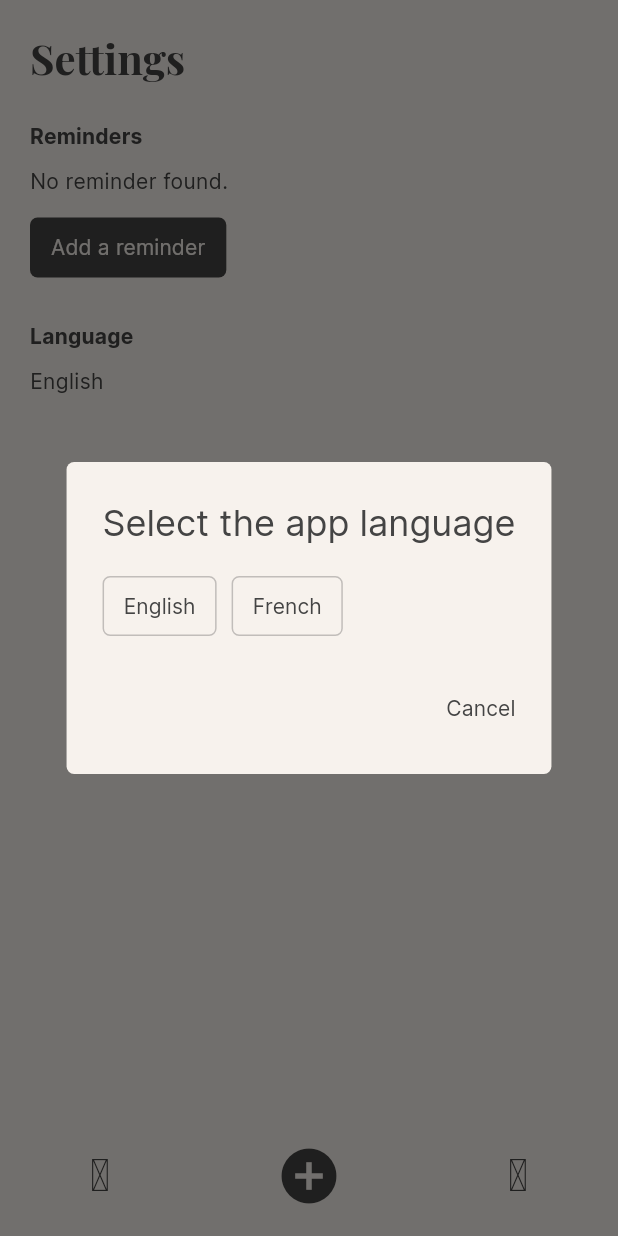
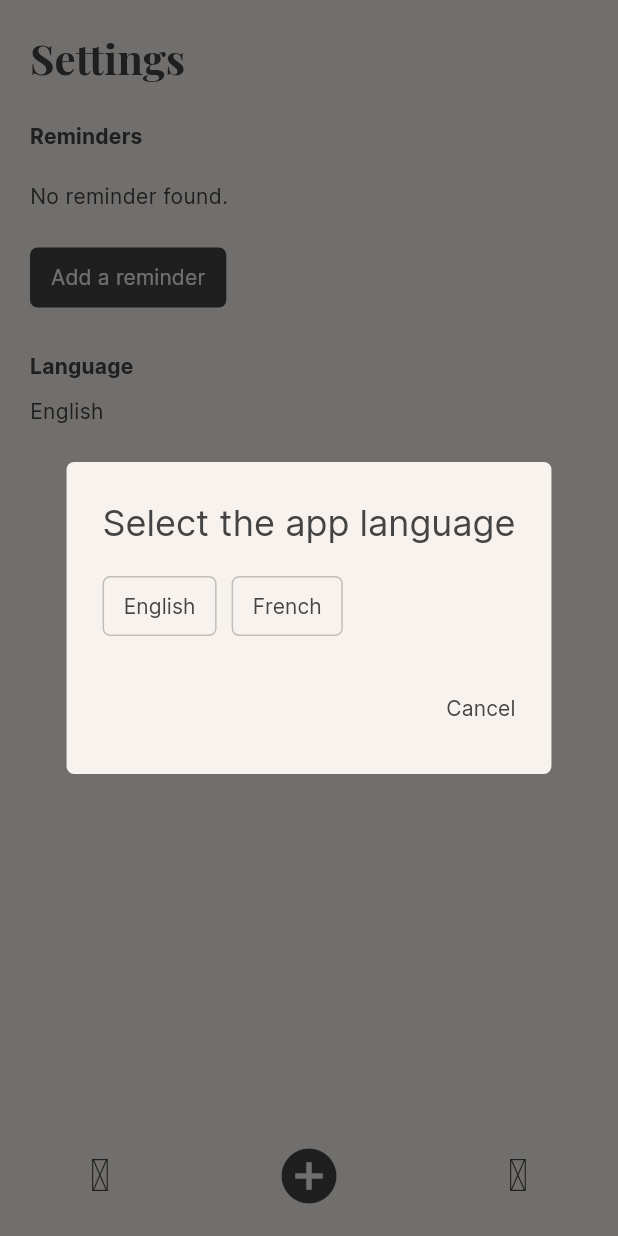
Before and after one commit to OscrTR/CalmNotes, a Flutter app: the SettingsPage screen opened by its route, after a tap on "English", on a phone screen of 412 x 824 dp. Run offline on Flutter 3.47's test engine with Material 3 defaults, Android fonts, the phone set to English and light mode, and no system bars; our stand-ins replace awesome_notifications, easy_localization, fl_chart, flutter_layout_grid, flutter_svg, go_router and 2 more; accounts and stored records are empty.

Commit message:
settings refactor

```diff
--- a/lib/pages/settings_page.dart
+++ b/lib/pages/settings_page.dart
@@ -1,4 +1,5 @@
 import 'package:calm_notes/colors.dart';
+import 'package:calm_notes/models/reminder.dart';
 import 'package:calm_notes/providers/reminder_provider.dart';
 import 'package:calm_notes/services/notification_service.dart';
 import 'package:easy_localization/easy_localization.dart';
@@ -16,36 +17,6 @@ class SettingsPage extends StatefulWidget {
 class _SettingsPageState extends State<SettingsPage> {
   TimeOfDay selectedTime = TimeOfDay.now();
 
-  Future<void> selectTime(BuildContext context, VoidCallback onSuccess) async {
-    final TimeOfDay? picked = await showTimePicker(
-      context: context,
-      initialTime: selectedTime,
-      builder: (BuildContext context, Widget? child) {
-        return MediaQuery(
-          data: MediaQuery.of(context).copyWith(alwaysUse24HourFormat: true),
-          child: child!,
-        );
-      },
-    );
-    if (picked != null) {
-      setState(() {
-        selectedTime = picked;
-        onSuccess.call();
-      });
-    }
-  }
-
-  String getLanguageName(Locale locale) {
-    switch (locale.languageCode) {
-      case 'en':
-        return 'English';
-      case 'fr':
-        return 'Français';
-      default:
-        return locale.languageCode;
-    }
-  }
-
   @override
   Widget build(BuildContext context) {
     return Scaffold(
@@ -57,27 +28,49 @@ class _SettingsPageState extends State<SettingsPage> {
             context.tr('settings_title'),
             style: Theme.of(context).textTheme.headlineMedium,
           ),
-          const SizedBox(
-            height: 24,
+          const SizedBox(height: 24),
+          _buildRemindersSection(context),
+          const SizedBox(height: 24),
+          _buildLanguageSection(context),
+        ],
       ),
+    );
+  }
+
+  Widget _buildRemindersSection(BuildContext context) {
+    return Column(
+      crossAxisAlignment: CrossAxisAlignment.start,
+      children: [
         Text(
           context.tr('settings_reminders'),
           style: Theme.of(context).textTheme.titleMedium,
         ),
+        const SizedBox(height: 10),
         Consumer<ReminderProvider>(
           builder: (context, provider, child) {
             final reminders = provider.reminders;
             if (reminders.isEmpty) {
-                return Column(children: [
+              return Padding(
+                padding: const EdgeInsets.symmetric(vertical: 10.0),
+                child: Text(context.tr('settings_reminders_not_found')),
+              );
+            }
+            return _buildRemindersList(reminders, provider);
+          },
+        ),
         const SizedBox(height: 10),
-                  Text(context.tr('settings_reminders_not_found')),
-                  const SizedBox(height: 10),
-                ]);
+        FilledButton(
+          onPressed: () => _selectTime(context),
+          child: Text(context.tr('settings_reminders_add')),
+        ),
+      ],
+    );
   }
-              final double height = reminders.length * 40.0;
-              return SizedBox(
-                height: height,
-                child: ListView.builder(
+
+  Widget _buildRemindersList(
+      List<Reminder> reminders, ReminderProvider provider) {
+    return ListView.builder(
+      shrinkWrap: true,
       itemCount: reminders.length,
       itemBuilder: (context, index) {
         final reminder = reminders[index];
@@ -88,59 +81,90 @@ class _SettingsPageState extends State<SettingsPage> {
               reminder.time,
               style: Theme.of(context).textTheme.bodyMedium,
             ),
-                        IconButton(
-                          onPressed: () {
-                            provider.deleteReminder(reminder.id!);
-                          },
-                          style: const ButtonStyle(
-                            tapTargetSize: MaterialTapTargetSize.shrinkWrap,
+            GestureDetector(
+              onTap: () => provider.deleteReminder(reminder.id!),
+              child: Container(
+                height: 30,
+                width: 30,
+                alignment: Alignment.centerRight,
+                child: const ClipRect(
+                  child: Align(
+                    alignment: Alignment.centerRight,
+                    widthFactor: 0.85,
+                    child: Icon(
+                      Symbols.delete,
+                      color: CustomColors.primaryColor,
                     ),
-                          icon: const Icon(
-                            Symbols.delete,
+                  ),
+                ),
               ),
             ),
           ],
         );
       },
-                ),
     );
-            },
-          ),
-          FilledButton(
-            onPressed: () {
-              selectTime(context, () {
-                if (!mounted) return;
-                final reminderProvider =
-                    Provider.of<ReminderProvider>(context, listen: false);
-                reminderProvider.addReminder(
-                  MaterialLocalizations.of(context).formatTimeOfDay(
-                      selectedTime,
-                      alwaysUse24HourFormat: true),
-                );
-                NotificationService.showNotification(selectedTime);
-              });
-            },
-            child: Text(context.tr('settings_reminders_add')),
-          ),
-          const SizedBox(
-            height: 24,
-          ),
+  }
+
+  Widget _buildLanguageSection(BuildContext context) {
+    return Column(
+      crossAxisAlignment: CrossAxisAlignment.start,
+      children: [
         Text(
           context.tr('settings_language'),
           style: Theme.of(context).textTheme.titleMedium,
         ),
         TextButton(
-            onPressed: () {
-              _showLanguageDialog(context);
-            },
+          onPressed: () => _showLanguageDialog(context),
           child: Text(
-              getLanguageName(context.locale),
+            _getLanguageName(context.locale),
             style: Theme.of(context).textTheme.bodyMedium,
           ),
-          )
+        ),
       ],
+    );
+  }
+
+  Widget buildLanguageOption(BuildContext context,
+      {required String languageCode,
+      required String countryCode,
+      required String label}) {
+    return OutlinedButton(
+      onPressed: () {
+        Navigator.pop(context, 'Language selection');
+        context.setLocale(Locale(languageCode, countryCode));
+      },
+      child: Text(label),
+    );
+  }
+
+  Widget _buildLanguageDialogContent(BuildContext context) {
+    return Wrap(
+      spacing: 10,
+      children: [
+        buildLanguageOption(
+          context,
+          languageCode: 'en',
+          countryCode: 'US',
+          label: context.tr('settings_language_dialog_english'),
         ),
+        buildLanguageOption(
+          context,
+          languageCode: 'fr',
+          countryCode: 'FR',
+          label: context.tr('settings_language_dialog_french'),
+        ),
+      ],
     );
+  }
+
+  String _getLanguageName(Locale locale) {
+    switch (locale.languageCode) {
+      case 'en':
+        return 'English';
+      case 'fr':
+        return 'Français';
+      default:
+        return locale.languageCode;
     }
   }
 
@@ -164,22 +188,33 @@ void _showLanguageDialog(BuildContext context) {
     );
   }
 
-Widget _buildLanguageDialogContent(BuildContext context) {
-  return Wrap(
-    spacing: 10,
-    children: [
-      OutlinedButton(
-          onPressed: () {
-            Navigator.pop(context, 'Language selection');
-            context.setLocale(const Locale('en', 'US'));
+  Future<void> _selectTime(BuildContext context) async {
+    final TimeOfDay? picked = await showTimePicker(
+      context: context,
+      initialTime: selectedTime,
+      builder: (BuildContext context, Widget? child) {
+        return MediaQuery(
+          data: MediaQuery.of(context).copyWith(alwaysUse24HourFormat: true),
+          child: child!,
+        );
       },
-          child: Text(context.tr('settings_language_dialog_english'))),
-      OutlinedButton(
-          onPressed: () {
-            Navigator.pop(context, 'Language selection');
-            context.setLocale(const Locale('fr', 'FR'));
-          },
-          child: Text(context.tr('settings_language_dialog_french'))),
-    ],
     );
+    if (picked != null) {
+      setState(() {
+        selectedTime = picked;
+      });
+      Future.microtask(() {
+        _addReminder(context);
+      });
     }
+  }
+
+  void _addReminder(BuildContext context) {
+    final reminderProvider =
+        Provider.of<ReminderProvider>(context, listen: false);
+    final formattedTime = MaterialLocalizations.of(context)
+        .formatTimeOfDay(selectedTime, alwaysUse24HourFormat: true);
+    reminderProvider.addReminder(formattedTime);
+    NotificationService.showNotification(selectedTime);
+  }
+}
```
Lines whose indentation alone changed are shown as unchanged.
